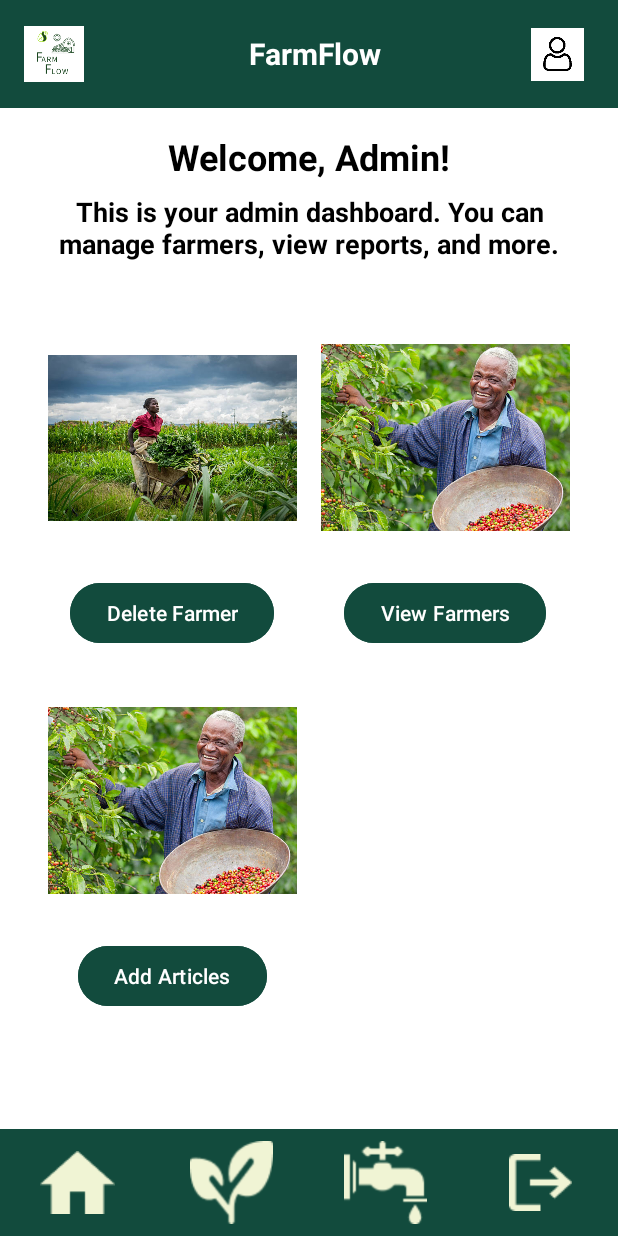
After one commit to pruwt/finalProject, an Android app: the layout activity_admin_home.xml on its own in the app's theme, with its tools: preview values and no code run, on a phone screen of 412 x 824 dp. The commit adds this screen. Run offline under Robolectric (Android 15) with nearby library versions, the phone set to English and light mode, and no system bars.

```diff
--- a/app/src/main/AndroidManifest.xml
+++ b/app/src/main/AndroidManifest.xml
@@ -12,6 +12,9 @@
         android:supportsRtl="true"
         android:theme="@style/Theme.FinalProject"
         tools:targetApi="31">
+        <activity
+            android:name=".viewIrrigation"
+            android:exported="false" />
         <activity
             android:name=".ViewGreenhousesActivity"
             android:exported="false" />
--- /dev/null
+++ b/app/src/main/res/layout/activity_admin_home.xml
@@ -0,0 +1,226 @@
+<?xml version="1.0" encoding="utf-8"?>
+<LinearLayout
+    xmlns:android="http://schemas.android.com/apk/res/android"
+    xmlns:tools="http://schemas.android.com/tools"
+    android:layout_width="match_parent"
+    android:layout_height="match_parent"
+    android:orientation="vertical"
+    android:background="@android:color/white"
+    tools:context=".adminHome">
+
+    <!-- Header Section -->
+    <LinearLayout
+        android:layout_width="match_parent"
+        android:layout_height="wrap_content"
+        android:background="#124B3D"
+        android:padding="16dp"
+        android:orientation="horizontal"
+        android:gravity="center_vertical">
+
+        <ImageView
+            android:id="@+id/logo"
+            android:layout_width="40dp"
+            android:layout_height="40dp"
+            android:src="@drawable/farmflow"
+            android:contentDescription="@string/app_logo" />
+
+        <TextView
+            android:id="@+id/appTitle"
+            android:layout_width="wrap_content"
+            android:layout_height="27dp"
+            android:layout_marginStart="110dp"
+            android:text="@string/app_name"
+            android:textColor="@android:color/white"
+            android:textSize="20sp"
+            android:textStyle="bold" />
+
+        <ImageView
+            android:id="@+id/profileIcon"
+            android:layout_width="35dp"
+            android:layout_height="40dp"
+            android:layout_gravity="end"
+            android:layout_marginStart="100dp"
+            android:contentDescription="@string/profile_icon"
+            android:src="@drawable/profile" />
+    </LinearLayout>
+
+    <!-- Main Content -->
+    <ScrollView
+        android:layout_width="match_parent"
+        android:layout_height="0dp"
+        android:layout_weight="1">
+
+        <LinearLayout
+            android:layout_width="match_parent"
+            android:layout_height="wrap_content"
+            android:orientation="vertical"
+            android:padding="16dp">
+
+            <!-- Welcome Message -->
+            <TextView
+                android:id="@+id/welcomeText"
+                android:layout_width="match_parent"
+                android:layout_height="wrap_content"
+                android:gravity="center"
+                android:text="@string/welcome_admin"
+                android:textColor="@android:color/black"
+                android:textSize="24sp"
+                android:textStyle="bold" />
+
+            <!-- Description -->
+            <TextView
+                android:id="@+id/descriptionText"
+                android:layout_width="match_parent"
+                android:layout_height="wrap_content"
+                android:gravity="center"
+                android:text="@string/admin_dashboard"
+                android:textColor="@android:color/black"
+                android:textSize="18sp"
+                android:layout_marginTop="8dp"
+                android:layout_marginBottom="16dp"
+                android:textStyle="bold" />
+
+            <!-- Admin Action Buttons and Images -->
+            <GridLayout
+                android:layout_width="match_parent"
+                android:layout_height="wrap_content"
+                android:alignmentMode="alignMargins"
+                android:columnCount="2"
+                android:rowCount="3"
+                android:padding="8dp">
+
+                <!-- Delete Farmer Section -->
+                <LinearLayout
+                    android:layout_width="0dp"
+                    android:layout_height="wrap_content"
+                    android:layout_columnWeight="1"
+                    android:orientation="vertical"
+                    android:gravity="center"
+                    android:layout_margin="8dp">
+
+                    <ImageView
+                        android:id="@+id/deleteFarmerImage"
+                        android:layout_width="wrap_content"
+                        android:layout_height="170dp"
+                        android:adjustViewBounds="true"
+                        android:contentDescription="@string/delete_farmer"
+                        android:src="@drawable/delete_farmer_image" />
+
+                    <Button
+                        android:id="@+id/deleteFarmerButton"
+                        android:layout_width="wrap_content"
+                        android:layout_height="wrap_content"
+                        android:backgroundTint="#124B3D"
+                        android:text="@string/delete_farmer"
+                        android:textColor="@android:color/white"
+                        android:layout_marginTop="8dp" />
+                </LinearLayout>
+
+                <!-- View Farmers Section -->
+                <LinearLayout
+                    android:layout_width="0dp"
+                    android:layout_height="wrap_content"
+                    android:layout_columnWeight="1"
+                    android:orientation="vertical"
+                    android:gravity="center"
+                    android:layout_margin="8dp">
+
+                    <ImageView
+                        android:id="@+id/viewFarmersImage"
+                        android:layout_width="wrap_content"
+                        android:layout_height="170dp"
+                        android:adjustViewBounds="true"
+                        android:contentDescription="@string/view_farmers"
+                        android:src="@drawable/view_farmers_image" />
+
+                    <Button
+                        android:id="@+id/viewFarmersButton"
+                        android:layout_width="wrap_content"
+                        android:layout_height="wrap_content"
+                        android:backgroundTint="#124B3D"
+                        android:text="@string/view_farmers"
+                        android:textColor="@android:color/white"
+                        android:layout_marginTop="8dp" />
+                </LinearLayout>
+
+                <!-- Add Articles Section -->
+                <LinearLayout
+                    android:layout_width="0dp"
+                    android:layout_height="wrap_content"
+                    android:layout_columnWeight="1"
+                    android:orientation="vertical"
+                    android:gravity="center"
+                    android:layout_margin="8dp">
+
+                    <ImageView
+                        android:id="@+id/addArticleImage"
+                        android:layout_width="wrap_content"
+                        android:layout_height="170dp"
+                        android:adjustViewBounds="true"
+                        android:contentDescription="@string/add_articles"
+                        android:src="@drawable/view_farmers_image" />
+
+                    <Button
+                        android:id="@+id/addArticleButton"
+                        android:layout_width="wrap_content"
+                        android:layout_height="wrap_content"
+                        android:layout_marginTop="8dp"
+                        android:backgroundTint="#124B3D"
+                        android:text="@string/add_articles"
+                        android:textColor="@android:color/white" />
+                </LinearLayout>
+            </GridLayout>
+        </LinearLayout>
+    </ScrollView>
+
+    <!-- Footer -->
+    <LinearLayout
+        android:layout_width="match_parent"
+        android:layout_height="wrap_content"
+        android:background="?android:attr/windowBackground"
+        android:backgroundTint="#124B3D"
+        android:orientation="horizontal"
+        android:paddingVertical="8dp"
+        android:weightSum="4">
+
+        <ImageButton
+            android:id="@+id/homeButton"
+            android:layout_width="0dp"
+            android:layout_height="55dp"
+            android:layout_weight="1"
+            android:background="?attr/selectableItemBackgroundBorderless"
+            android:contentDescription="@string/home"
+            android:scaleType="centerInside"
+            android:src="@drawable/ic_home" />
+
+        <ImageButton
+            android:id="@+id/greenhousesButton"
+            android:layout_width="0dp"
+            android:layout_height="55dp"
+            android:layout_weight="1"
+            android:background="?attr/selectableItemBackgroundBorderless"
+            android:contentDescription="@string/greenhouses"
+            android:scaleType="centerInside"
+            android:src="@drawable/ic_greenhouse" />
+
+        <ImageButton
+            android:id="@+id/irrigationButton"
+            android:layout_width="0dp"
+            android:layout_height="55dp"
+            android:layout_weight="1"
+            android:background="?attr/selectableItemBackgroundBorderless"
+            android:contentDescription="@string/irrigation"
+            android:scaleType="centerInside"
+            android:src="@drawable/ic_irrigation" />
+
+        <ImageButton
+            android:id="@+id/logoutButton"
+            android:layout_width="0dp"
+            android:layout_height="55dp"
+            android:layout_weight="1"
+            android:background="?attr/selectableItemBackgroundBorderless"
+            android:contentDescription="@string/logout"
+            android:scaleType="centerInside"
+            android:src="@drawable/ic_logout" />
+    </LinearLayout>
+</LinearLayout>
--- a/app/src/main/res/values/strings.xml
+++ b/app/src/main/res/values/strings.xml
@@ -4,13 +4,18 @@
 
     <!-- Welcome Message -->
     <string name="welcome">Welcome To FarmFlow</string>
+    <string name="welcome_admin">Welcome, Admin!</string>
 
     <!-- Description -->
     <string name="check_irrigation_stats">Check out the irrigation stats of your greenhouses</string>
+    <string name="admin_dashboard">This is your admin dashboard. You can manage farmers, view reports, and more.</string>
 
     <!-- Buttons -->
     <string name="add_greenhouse">ADD GREENHOUSE</string>
     <string name="view_irrigation">VIEW IRRIGATION</string>
+    <string name="delete_farmer">Delete Farmer</string>
+    <string name="view_farmers">View Farmers</string>
+    <string name="add_articles">Add Articles</string>
 
     <!-- Footer Navigation -->
     <string name="profile_icon">Profile Icon</string>
@@ -31,6 +36,9 @@
     <string name="irrigation_stats">Irrigation Stats</string>
     <string name="unnamed1">Unnamed Feature 1</string>
     <string name="unnamed2">Unnamed Feature 2</string>
+    <string name="delete_farmer_image">Delete Farmer Image</string>
+    <string name="view_farmers_image">View Farmers Image</string>
+    <string name="add_article_image">Add Article Image</string>
 
     <!-- App Logo -->
     <string name="app_logo">App Logo</string>
```
Also changed, not shown: app/src/main/java/com/example/finalproject/Home.java (+9 -1 lines), app/src/main/java/com/example/finalproject/adminHome.java (added, +44 -0 lines), app/src/main/java/com/example/finalproject/viewIrrigation.java (added, +89 -0 lines), app/src/main/res/layout/activity_view_irrigation.xml (added, +46 -0 lines), app/src/main/res/drawable/add_farmer_image.jpg (added), app/src/main/res/drawable/delete_farmer_image.jpg (added), app/src/main/res/drawable/logo.jpg (added), app/src/main/res/drawable/view_farmers_image.jpg (added).
